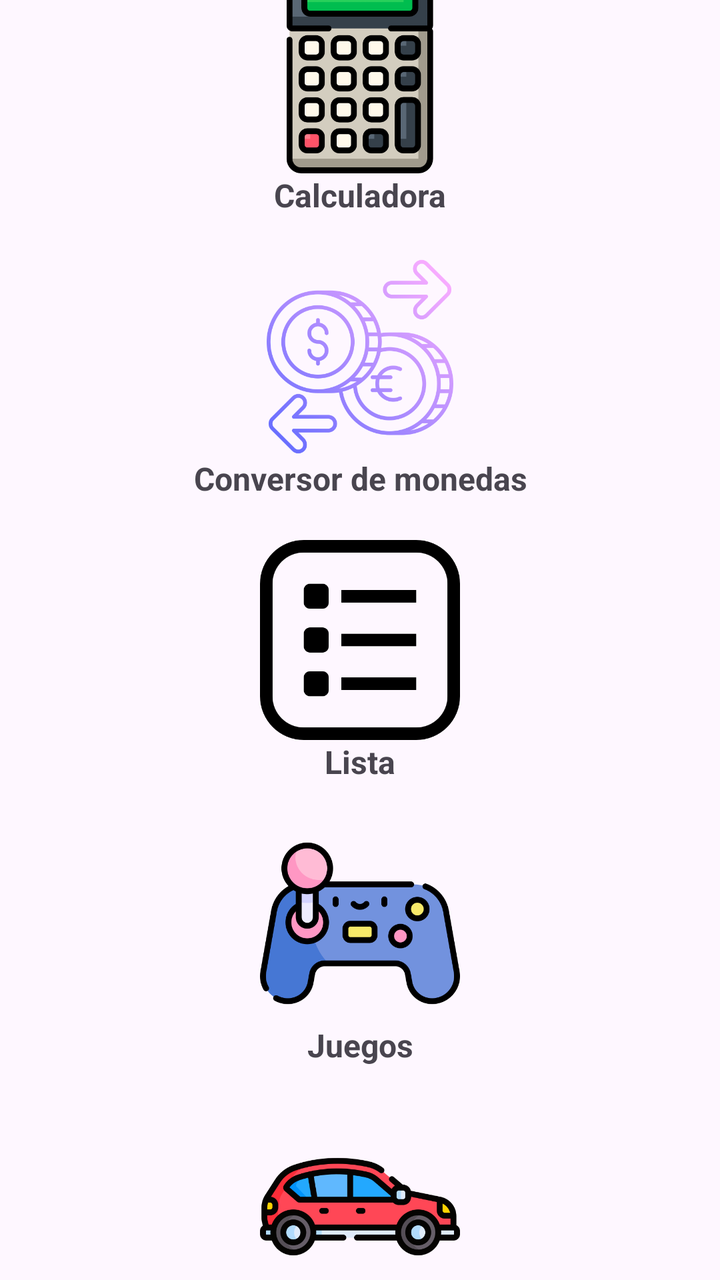
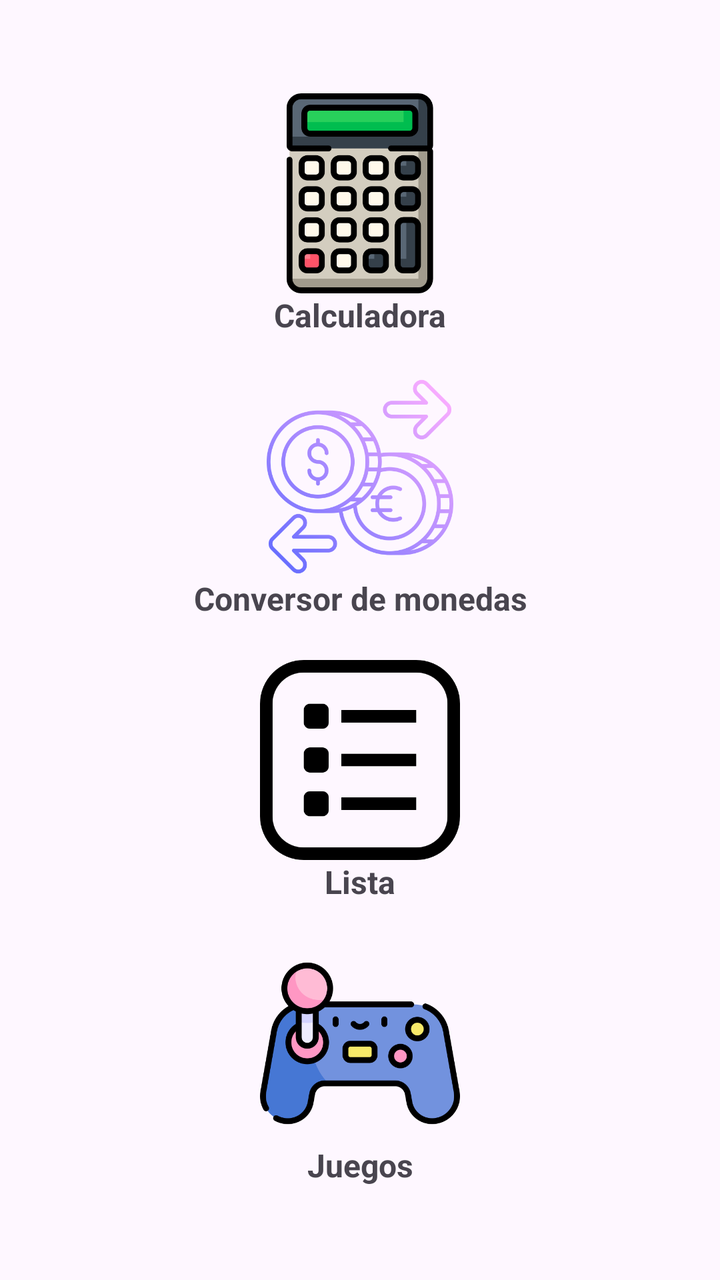

Compare the two renders of this Android layout. The source of the first and the diff that turns it into the second are given below.
<!-- AndroidManifest.xml: application theme Theme.PracticaAndroid -->
<!-- res/layout/activity_main.xml -->
<?xml version="1.0" encoding="utf-8"?>
<androidx.constraintlayout.widget.ConstraintLayout xmlns:android="http://schemas.android.com/apk/res/android"
    xmlns:app="http://schemas.android.com/apk/res-auto"
    android:id="@+id/main"
    android:layout_width="match_parent"
    android:layout_height="match_parent">

    <LinearLayout
        android:layout_width="match_parent"
        android:layout_height="match_parent"
        android:orientation="vertical"
        android:gravity="center">

        <ImageView
            android:id="@+id/irCalculadora"
            android:layout_width="100dp"
            android:layout_height="100dp"
            android:src="@drawable/calculadora" />

        <TextView
            android:id="@+id/txtCalculadora"
            android:layout_width="match_parent"
            android:layout_height="wrap_content"
            android:text="Calculadora"
            android:textAlignment="center"
            android:textSize="16sp"
            android:textStyle="bold" />

        <ImageView
            android:id="@+id/irConversor"
            android:layout_width="100dp"
            android:layout_height="100dp"
            android:layout_marginTop="20dp"
            android:src="@drawable/conversor" />

        <TextView
            android:id="@+id/txtConversor"
            android:layout_width="match_parent"
            android:layout_height="wrap_content"
            android:text="Conversor de monedas"
            android:textAlignment="center"
            android:textSize="16sp"
            android:textStyle="bold" />

        <ImageView
            android:id="@+id/irLista"
            android:layout_width="100dp"
            android:layout_height="100dp"
            android:layout_marginTop="20dp"
            android:src="@drawable/lista"/>

        <TextView
            android:id="@+id/txtLista"
            android:layout_width="match_parent"
            android:layout_height="wrap_content"
            android:text="Lista"
            android:textAlignment="center"
            android:textSize="16sp"
            android:textStyle="bold" />

        <ImageView
            android:id="@+id/irJuegos"
            android:layout_width="100dp"
            android:layout_height="100dp"
            android:layout_marginTop="20dp"
            app:srcCompat="@drawable/juegos" />

        <TextView
            android:id="@+id/txtJuegos"
            android:layout_width="match_parent"
            android:layout_height="wrap_content"
            android:text="Juegos"
            android:textAlignment="center"
            android:textSize="16sp"
            android:textStyle="bold" />

        <ImageView
            android:id="@+id/irCoche"
            android:layout_width="100dp"
            android:layout_height="100dp"
            android:layout_marginTop="20dp"
            app:srcCompat="@drawable/coches" />

        <TextView
            android:id="@+id/txtCoche"
            android:layout_width="match_parent"
            android:layout_height="wrap_content"
            android:text="Coche"
            android:textAlignment="center"
            android:textSize="16sp"
            android:textStyle="bold" />

    </LinearLayout>

</androidx.constraintlayout.widget.ConstraintLayout>
<!-- resources referenced by this layout -->
<resources>
  <!-- drawable calculadora: png bitmap (drawable, 17753 bytes) -->
  <!-- drawable coches: png bitmap (drawable, 31140 bytes) -->
  <!-- drawable conversor: png bitmap (drawable, 61186 bytes) -->
  <!-- drawable juegos: png bitmap (drawable, 31090 bytes) -->
  <!-- drawable lista: png bitmap (drawable, 10388 bytes) -->
  <style name="Theme.PracticaAndroid" parent="Base.Theme.PracticaAndroid" />
  <style name="Base.Theme.PracticaAndroid" parent="Theme.Material3.DayNight.NoActionBar">
          
          
      </style>
</resources>

<!-- the commit's change to res/layout/activity_main.xml (unified diff, before → after) -->
@@ -74,22 +74,6 @@
             android:textSize="16sp"
             android:textStyle="bold" />
 
-        <ImageView
-            android:id="@+id/irCoche"
-            android:layout_width="100dp"
-            android:layout_height="100dp"
-            android:layout_marginTop="20dp"
-            app:srcCompat="@drawable/coches" />
-
-        <TextView
-            android:id="@+id/txtCoche"
-            android:layout_width="match_parent"
-            android:layout_height="wrap_content"
-            android:text="Coche"
-            android:textAlignment="center"
-            android:textSize="16sp"
-            android:textStyle="bold" />
-
     </LinearLayout>
 
 </androidx.constraintlayout.widget.ConstraintLayout>
<!-- resource entries referenced after the edit -->
@@ -1,7 +1,6 @@
 <!-- resources referenced by this layout -->
 <resources>
   <!-- drawable calculadora: png bitmap (drawable, 17753 bytes) -->
-  <!-- drawable coches: png bitmap (drawable, 31140 bytes) -->
   <!-- drawable conversor: png bitmap (drawable, 61186 bytes) -->
   <!-- drawable juegos: png bitmap (drawable, 31090 bytes) -->
   <!-- drawable lista: png bitmap (drawable, 10388 bytes) -->
